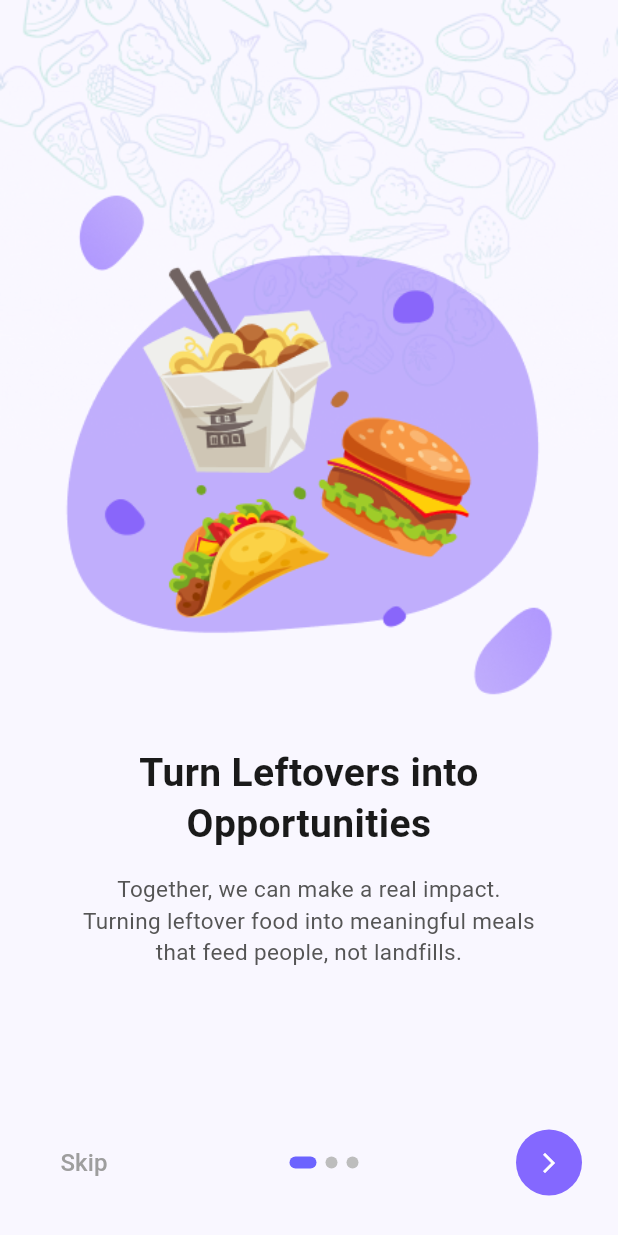
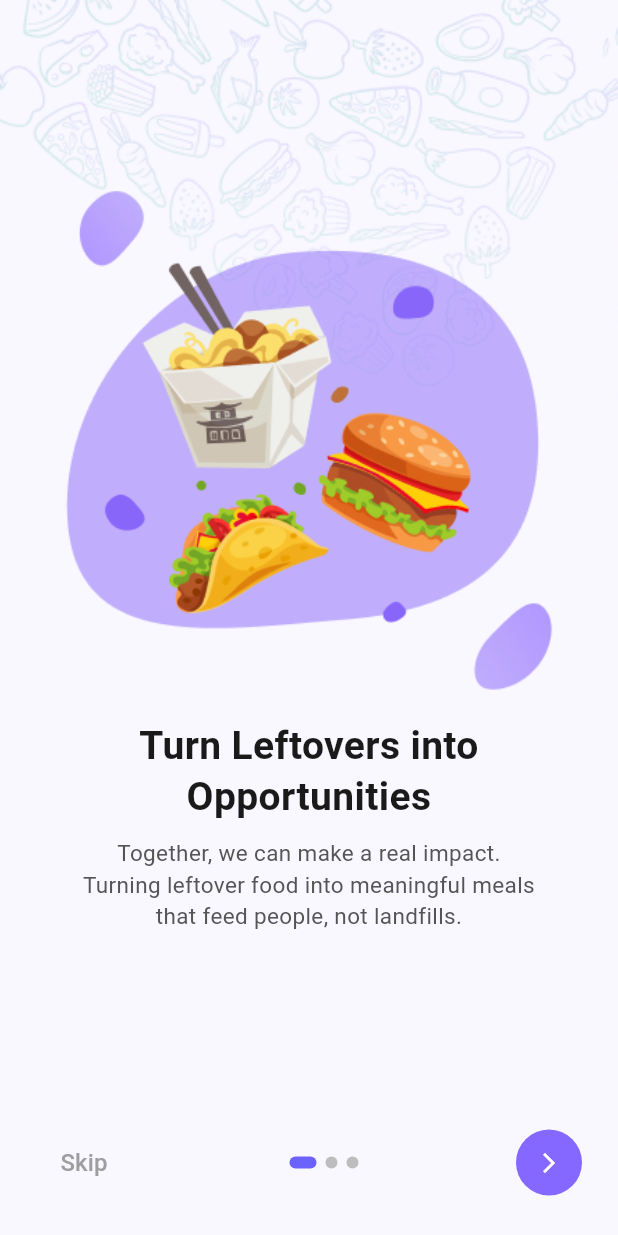
Before and after one commit to nadamansoor/Eat2Beat, a Flutter app: the screen it shows after launch, on a phone screen of 412 x 824 dp. Run offline on Flutter 3.47's test engine with Material 3 defaults, Android fonts, the phone set to English and light mode, and no system bars.

Commit message:
Add onboarding screen with pattern and illustration

```diff
--- a/lib/views/onboarding_view1.dart
+++ b/lib/views/onboarding_view1.dart
@@ -9,6 +9,7 @@ class OnboardingView1 extends StatelessWidget {
       backgroundColor: Color(0xFFF9F7FF),
       body: Stack(
         children: [
+
           Positioned(
             top: 0,
             left: 0,
@@ -30,17 +31,18 @@ class OnboardingView1 extends StatelessWidget {
               padding: const EdgeInsets.symmetric(horizontal: 24.0),
               child: Column(
                 children: [
-                  const SizedBox(height: 98),
-                    Container(
-                      height: 350,
-                      margin: EdgeInsets.only(top: 25),
-                      child: Image.asset(
-                        "assets/images/Illustration.png",
-                        fit: BoxFit.contain,
-                      ),
+                  const SizedBox(height: 100),
+
+                  Container(
+                    height: 350,
+                    margin: EdgeInsets.only(top: 20),
+                    child: Image.asset(
+                      "assets/images/Illustration.png",
+                      fit: BoxFit.cover,
                     ),
+                  ),
 
-                  const SizedBox(height: 25),
+                  const SizedBox(height: 10),
 
                   Text(
                     "Turn Leftovers into\nOpportunities",
@@ -53,7 +55,7 @@ class OnboardingView1 extends StatelessWidget {
                     ),
                   ),
 
-                  const SizedBox(height: 16),
+                  const SizedBox(height: 10),
 
                   Text(
                     "Together, we can make a real impact.\n"
@@ -69,7 +71,7 @@ class OnboardingView1 extends StatelessWidget {
 
                   const Spacer(),
 
-                  // Bottom Section wid1
+                  // Bottom Section
                   Row(
                     mainAxisAlignment: MainAxisAlignment.spaceBetween,
                     children: [
```
Also changed, not shown: lib/widgets/onboarding_bottom.dart (added).
